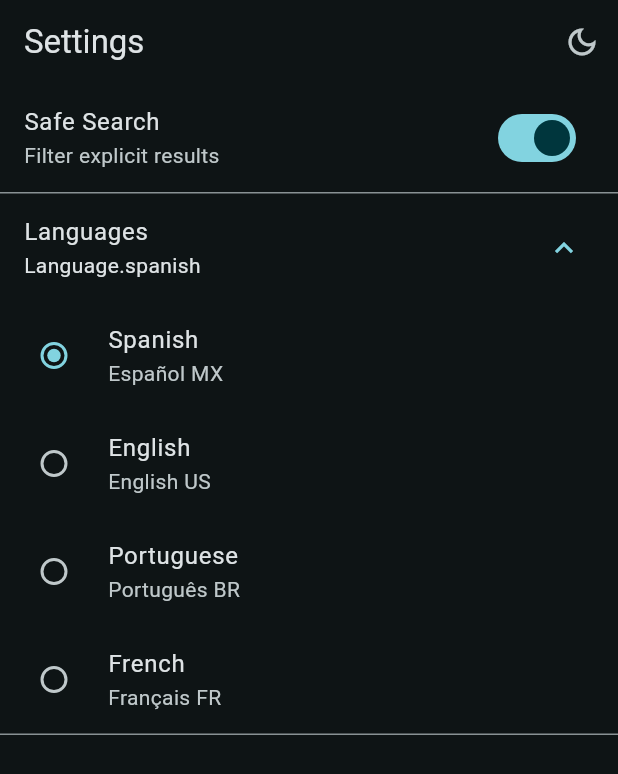
After one commit to reyduar/moviepedia_app, a Flutter app: the SettingsScreen screen opened by its route, on a phone screen of 412 x 824 dp. The commit adds this screen. Shown: the top 774 px of the screen. Run offline on Flutter 3.47's test engine with Material 3 defaults, Android fonts, the phone set to English and light mode, and no system bars; our stand-ins replace animate_do, card_swiper, dio, flutter_dotenv, flutter_riverpod, go_router and 2 more; accounts and stored records are empty; generated files the repository leaves out were written again; network calls fail.

Commit message:
Implemented switch to change screen theme with riverpol state

```diff
--- a/lib/config/router/app_router.dart
+++ b/lib/config/router/app_router.dart
@@ -30,5 +30,10 @@ final appRouter = GoRouter(
       path: '/',
       redirect: (_, __) => 'home/0',
     ),
+    GoRoute(
+      path: '/settings',
+      name: SettingsScreen.name,
+      builder: (context, state) => const SettingsScreen(),
+    ),
   ],
 );
--- a/lib/config/theme/app_theme.dart
+++ b/lib/config/theme/app_theme.dart
@@ -1,8 +1,19 @@
 import 'package:flutter/material.dart';
 
 class AppTheme {
+  final bool isDarkmode;
+
+  AppTheme({this.isDarkmode = true});
+
   ThemeData getTheme() => ThemeData(
-      useMaterial3: true,
-      colorSchemeSeed: Colors.white,
-      brightness: Brightness.dark);
+        useMaterial3: true,
+        brightness: isDarkmode ? Brightness.dark : Brightness.light,
+        colorSchemeSeed: isDarkmode ? Colors.white : Colors.black,
+      );
+
+  AppTheme copyWith({bool? isDarkmode}) {
+    return AppTheme(
+      isDarkmode: isDarkmode ?? this.isDarkmode,
+    );
+  }
 }
--- a/lib/main.dart
+++ b/lib/main.dart
@@ -4,6 +4,7 @@ import 'package:flutter_riverpod/flutter_riverpod.dart';
 
 import 'package:moviepedia_app/config/router/app_router.dart';
 import 'package:moviepedia_app/config/theme/app_theme.dart';
+import 'package:moviepedia_app/presentation/providers/settings/settings_provider.dart';
 
 // DotEnv dotenv = DotEnv() is automatically called during import.
 // If you want to load multiple dotenv files or name your dotenv object differently, you can do the following and import the singleton into the relavant files:
@@ -18,16 +19,17 @@ Future main() async {
   runApp(const ProviderScope(child: MainApp()));
 }
 
-class MainApp extends StatelessWidget {
+class MainApp extends ConsumerWidget {
   const MainApp({super.key});
 
   @override
-  Widget build(BuildContext context) {
+  Widget build(BuildContext context, ref) {
+    final AppTheme appTheme = ref.watch(appThemeNotifierProvider);
     return MaterialApp.router(
       title: 'FilmSearch+',
       routerConfig: appRouter,
       debugShowCheckedModeBanner: false,
-      theme: AppTheme().getTheme(),
+      theme: appTheme.getTheme(),
     );
   }
 }
--- a/lib/presentation/providers/providers.dart
+++ b/lib/presentation/providers/providers.dart
@@ -7,3 +7,4 @@ export 'actors/actors_repository_provider.dart';
 export 'search/search_movies_provider.dart';
 export 'storage/local_storage_provider.dart';
 export 'storage/favorite_movies_provider.dart';
+export 'settings/settings_provider.dart';
--- /dev/null
+++ b/lib/presentation/providers/settings/settings_provider.dart
@@ -0,0 +1,19 @@
+import 'package:flutter_riverpod/flutter_riverpod.dart';
+import 'package:moviepedia_app/config/theme/app_theme.dart';
+
+final isDarkmodeProvider = StateProvider<bool>((ref) => true);
+final isSafeSearchProvider = StateProvider<bool>((ref) => true);
+final languageProvider = StateProvider<String>((ref) => '');
+
+final appThemeNotifierProvider =
+    StateNotifierProvider<ThemeNotififier, AppTheme>(
+        (ref) => ThemeNotififier());
+
+class ThemeNotififier extends StateNotifier<AppTheme> {
+  // STATE = Estado = new AppTheme()
+  ThemeNotififier() : super(AppTheme());
+
+  void toggleDarkmode() {
+    state = state.copyWith(isDarkmode: !state.isDarkmode);
+  }
+}
--- a/lib/presentation/screens/screens.dart
+++ b/lib/presentation/screens/screens.dart
@@ -1,2 +1,3 @@
 export 'package:moviepedia_app/presentation/screens/movies/movie_screen.dart';
 export 'package:moviepedia_app/presentation/screens/movies/home_screen.dart';
+export 'package:moviepedia_app/presentation/screens/settings/settings_screen.dart';
--- /dev/null
+++ b/lib/presentation/screens/settings/settings_screen.dart
@@ -0,0 +1,99 @@
+import 'package:flutter/material.dart';
+import 'package:flutter_riverpod/flutter_riverpod.dart';
+import 'package:moviepedia_app/presentation/providers/settings/settings_provider.dart';
+
+class SettingsScreen extends ConsumerWidget {
+  static const name = 'settings-screen';
+  const SettingsScreen({super.key});
+
+  @override
+  Widget build(BuildContext context, WidgetRef ref) {
+    final isDarkmode = ref.watch(appThemeNotifierProvider).isDarkmode;
+    return Scaffold(
+      appBar: AppBar(
+        title: const Text('Settings'),
+        actions: [
+          IconButton(
+            icon: Icon(!isDarkmode
+                ? Icons.light_mode_outlined
+                : Icons.dark_mode_outlined),
+            onPressed: () {
+              ref.read(appThemeNotifierProvider.notifier).toggleDarkmode();
+            },
+          ),
+        ],
+      ),
+      body: const _SettingsAppView(),
+    );
+  }
+}
+
+// spanish, english, portuguese, french
+enum Language { spanish, english, portuguese, french }
+
+class _SettingsAppView extends StatefulWidget {
+  const _SettingsAppView();
+
+  @override
+  State<_SettingsAppView> createState() => _SettingsAppViewState();
+}
+
+class _SettingsAppViewState extends State<_SettingsAppView> {
+  bool isSafeSearch = true;
+  Language selectLanguage = Language.spanish;
+
+  @override
+  Widget build(BuildContext context) {
+    return ListView(
+      physics: const ClampingScrollPhysics(),
+      children: [
+        SwitchListTile(
+            title: const Text('Safe Search'),
+            subtitle: const Text('Filter explicit results'),
+            value: isSafeSearch,
+            onChanged: (value) => setState(() {
+                  isSafeSearch = !isSafeSearch;
+                })),
+        ExpansionTile(
+          initiallyExpanded: true,
+          title: const Text('Languages'),
+          subtitle: Text('$selectLanguage'),
+          children: [
+            RadioListTile(
+                title: const Text('Spanish'),
+                subtitle: const Text('Español MX'),
+                value: Language.spanish,
+                groupValue: selectLanguage,
+                onChanged: (value) => setState(() {
+                      selectLanguage = Language.spanish;
+                    })),
+            RadioListTile(
+                title: const Text('English'),
+                subtitle: const Text('English US'),
+                value: Language.english,
+                groupValue: selectLanguage,
+                onChanged: (value) => setState(() {
+                      selectLanguage = Language.english;
+                    })),
+            RadioListTile(
+                title: const Text('Portuguese'),
+                subtitle: const Text('Português BR'),
+                value: Language.portuguese,
+                groupValue: selectLanguage,
+                onChanged: (value) => setState(() {
+                      selectLanguage = Language.portuguese;
+                    })),
+            RadioListTile(
+                title: const Text('French'),
+                subtitle: const Text('Français FR'),
+                value: Language.french,
+                groupValue: selectLanguage,
+                onChanged: (value) => setState(() {
+                      selectLanguage = Language.french;
+                    }))
+          ],
+        ),
+      ],
+    );
+  }
+}
--- a/lib/presentation/widgets/shared/custom_appbar.dart
+++ b/lib/presentation/widgets/shared/custom_appbar.dart
@@ -44,6 +44,15 @@ class CustomAppbar extends ConsumerWidget {
                   ]),
                   icon: const Icon(Icons.info_outline),
                 ),
+                const SizedBox(
+                  width: 5,
+                ),
+                IconButton(
+                  onPressed: () {
+                    context.push('/settings');
+                  },
+                  icon: const Icon(Icons.settings),
+                ),
                 IconButton(
                   onPressed: () {
                     final searchMovies = ref.read(searchMoviesProvider);
```
Also changed, not shown: lib/presentation/widgets/shared/custom_bottom_navbar.dart (+15 -1 lines).
